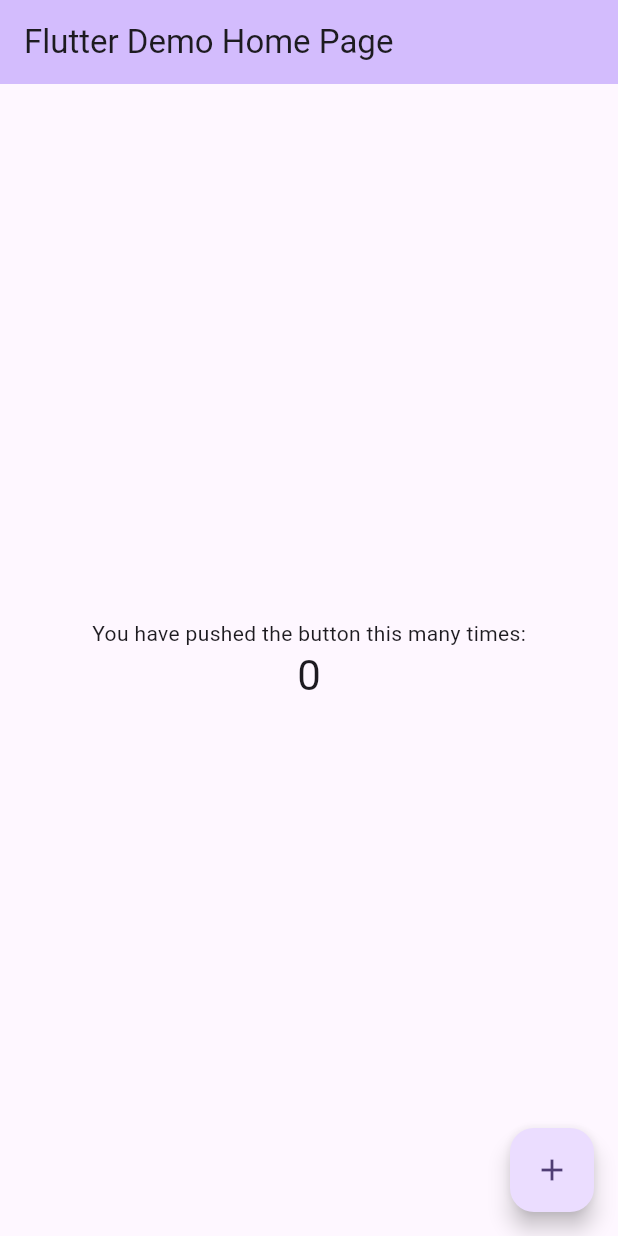
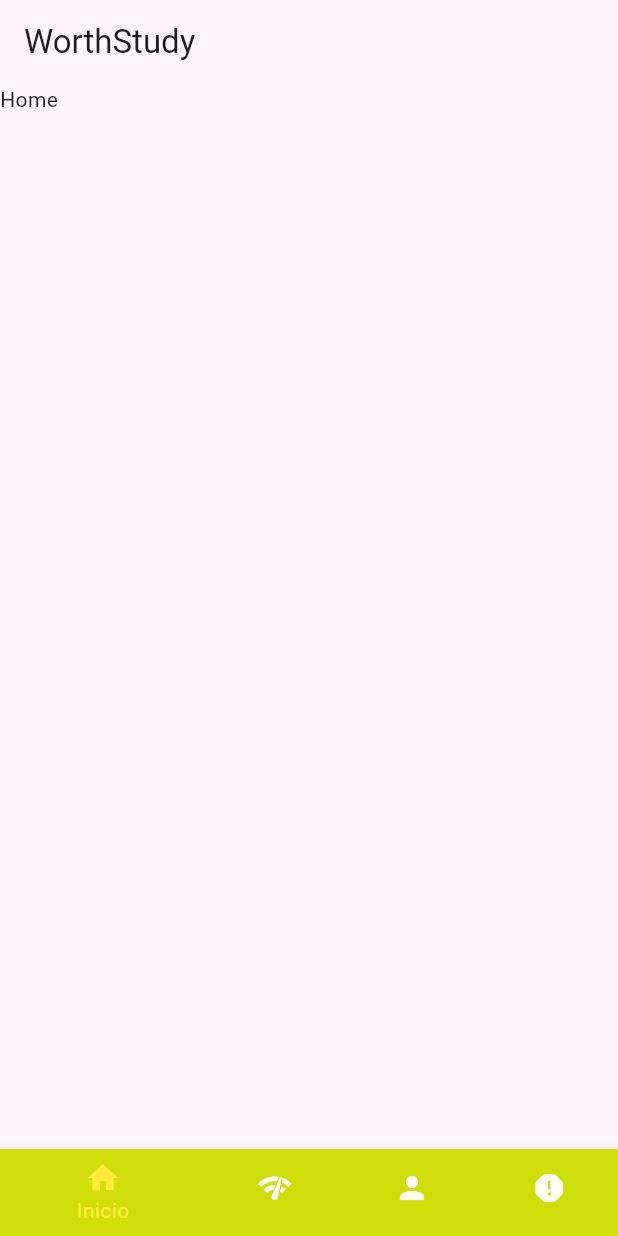
Before and after one commit to Henrique-Temponi/LDDM, a Flutter app: the screen it shows after launch, on a phone screen of 412 x 824 dp. Run offline on Flutter 3.47's test engine with Material 3 defaults, Android fonts, the light colour scheme and no system bars.

Commit message:
Adiciona menu principal

```diff
--- a/lib/main.dart
+++ b/lib/main.dart
@@ -1,125 +1,72 @@
 import 'package:flutter/material.dart';
 
-void main() {
-  runApp(const MyApp());
-}
+void main() => runApp(const InicioApp());
 
-class MyApp extends StatelessWidget {
-  const MyApp({super.key});
+class InicioApp extends StatelessWidget {
+  const InicioApp({super.key});
 
-  // This widget is the root of your application.
   @override
   Widget build(BuildContext context) {
-    return MaterialApp(
-      title: 'Flutter Demo',
-      theme: ThemeData(
-        // This is the theme of your application.
-        //
-        // TRY THIS: Try running your application with "flutter run". You'll see
-        // the application has a purple toolbar. Then, without quitting the app,
-        // try changing the seedColor in the colorScheme below to Colors.green
-        // and then invoke "hot reload" (save your changes or press the "hot
-        // reload" button in a Flutter-supported IDE, or press "r" if you used
-        // the command line to start the app).
-        //
-        // Notice that the counter didn't reset back to zero; the application
-        // state is not lost during the reload. To reset the state, use hot
-        // restart instead.
-        //
-        // This works for code too, not just values: Most code changes can be
-        // tested with just a hot reload.
-        colorScheme: ColorScheme.fromSeed(seedColor: Colors.deepPurple),
-        useMaterial3: true,
-      ),
-      home: const MyHomePage(title: 'Flutter Demo Home Page'),
+    return const MaterialApp(
+      home: Inicio(),
     );
   }
 }
 
-class MyHomePage extends StatefulWidget {
-  const MyHomePage({super.key, required this.title});
-
-  // This widget is the home page of your application. It is stateful, meaning
-  // that it has a State object (defined below) that contains fields that affect
-  // how it looks.
-
-  // This class is the configuration for the state. It holds the values (in this
-  // case the title) provided by the parent (in this case the App widget) and
-  // used by the build method of the State. Fields in a Widget subclass are
-  // always marked "final".
-
-  final String title;
+class Inicio extends StatefulWidget {
+  const Inicio({super.key});
 
   @override
-  State<MyHomePage> createState() => _MyHomePageState();
+  // ignore: library_private_types_in_public_api
+  _InicioState createState() => _InicioState();
 }
 
-class _MyHomePageState extends State<MyHomePage> {
-  int _counter = 0;
+class _InicioState extends State<Inicio> {
+  int _index = 0;
+  static const List<Widget> _telas = <Widget>[
+    Text("Home"),
+    Text("metas"),
+    Text("Cadastro"),
+    Text("Sobre"),
+  ];
 
-  void _incrementCounter() {
+  void onTabTapped(int index) {
     setState(() {
-      // This call to setState tells the Flutter framework that something has
-      // changed in this State, which causes it to rerun the build method below
-      // so that the display can reflect the updated values. If we changed
-      // _counter without calling setState(), then the build method would not be
-      // called again, and so nothing would appear to happen.
-      _counter++;
+      _index = index;
     });
   }
 
   @override
   Widget build(BuildContext context) {
-    // This method is rerun every time setState is called, for instance as done
-    // by the _incrementCounter method above.
-    //
-    // The Flutter framework has been optimized to make rerunning build methods
-    // fast, so that you can just rebuild anything that needs updating rather
-    // than having to individually change instances of widgets.
     return Scaffold(
       appBar: AppBar(
-        // TRY THIS: Try changing the color here to a specific color (to
-        // Colors.amber, perhaps?) and trigger a hot reload to see the AppBar
-        // change color while the other colors stay the same.
-        backgroundColor: Theme.of(context).colorScheme.inversePrimary,
-        // Here we take the value from the MyHomePage object that was created by
-        // the App.build method, and use it to set our appbar title.
-        title: Text(widget.title),
+        title: const Text("WorthStudy"),
       ),
-      body: Center(
-        // Center is a layout widget. It takes a single child and positions it
-        // in the middle of the parent.
-        child: Column(
-          // Column is also a layout widget. It takes a list of children and
-          // arranges them vertically. By default, it sizes itself to fit its
-          // children horizontally, and tries to be as tall as its parent.
-          //
-          // Column has various properties to control how it sizes itself and
-          // how it positions its children. Here we use mainAxisAlignment to
-          // center the children vertically; the main axis here is the vertical
-          // axis because Columns are vertical (the cross axis would be
-          // horizontal).
-          //
-          // TRY THIS: Invoke "debug painting" (choose the "Toggle Debug Paint"
-          // action in the IDE, or press "p" in the console), to see the
-          // wireframe for each widget.
-          mainAxisAlignment: MainAxisAlignment.center,
-          children: <Widget>[
-            const Text(
-              'You have pushed the button this many times:',
-            ),
-            Text(
-              '$_counter',
-              style: Theme.of(context).textTheme.headlineMedium,
-            ),
-          ],
-        ),
+      body: _telas[_index],
+      bottomNavigationBar: BottomNavigationBar(
+        currentIndex: _index,
+        unselectedItemColor: Colors.white,
+        selectedItemColor: Colors.yellow,
+        onTap: onTabTapped,
+        items: const <BottomNavigationBarItem>[
+          BottomNavigationBarItem(
+              icon: Icon(Icons.home),
+              label: "Inicio",
+              backgroundColor: Color.fromARGB(255, 208, 223, 9)),
+          BottomNavigationBarItem(
+              icon: Icon(Icons.network_check),
+              label: "Metas",
+              backgroundColor: Color.fromARGB(255, 212, 39, 8)),
+          BottomNavigationBarItem(
+              icon: Icon(Icons.person),
+              label: "Cadastro",
+              backgroundColor: Color.fromARGB(255, 35, 156, 5)),
+          BottomNavigationBarItem(
+              icon: Icon(Icons.report),
+              label: "Sobre",
+              backgroundColor: Color.fromARGB(255, 6, 50, 194))
+        ],
       ),
-      floatingActionButton: FloatingActionButton(
-        onPressed: _incrementCounter,
-        tooltip: 'Increment',
-        child: const Icon(Icons.add),
-      ), // This trailing comma makes auto-formatting nicer for build methods.
     );
   }
 }
```
